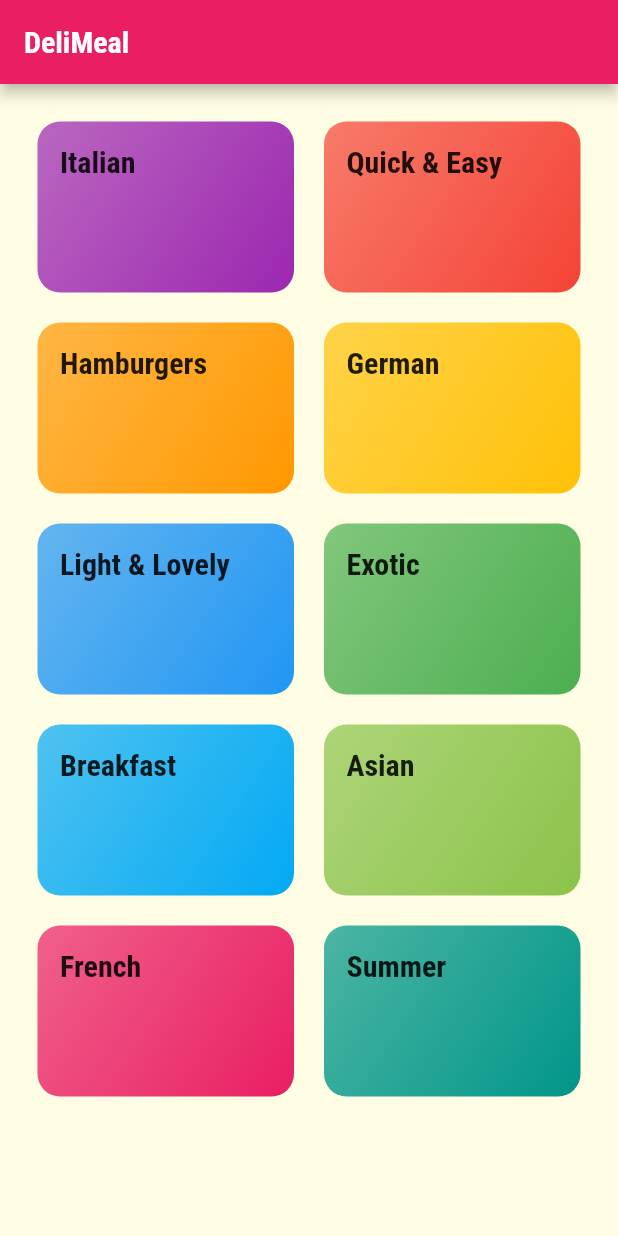
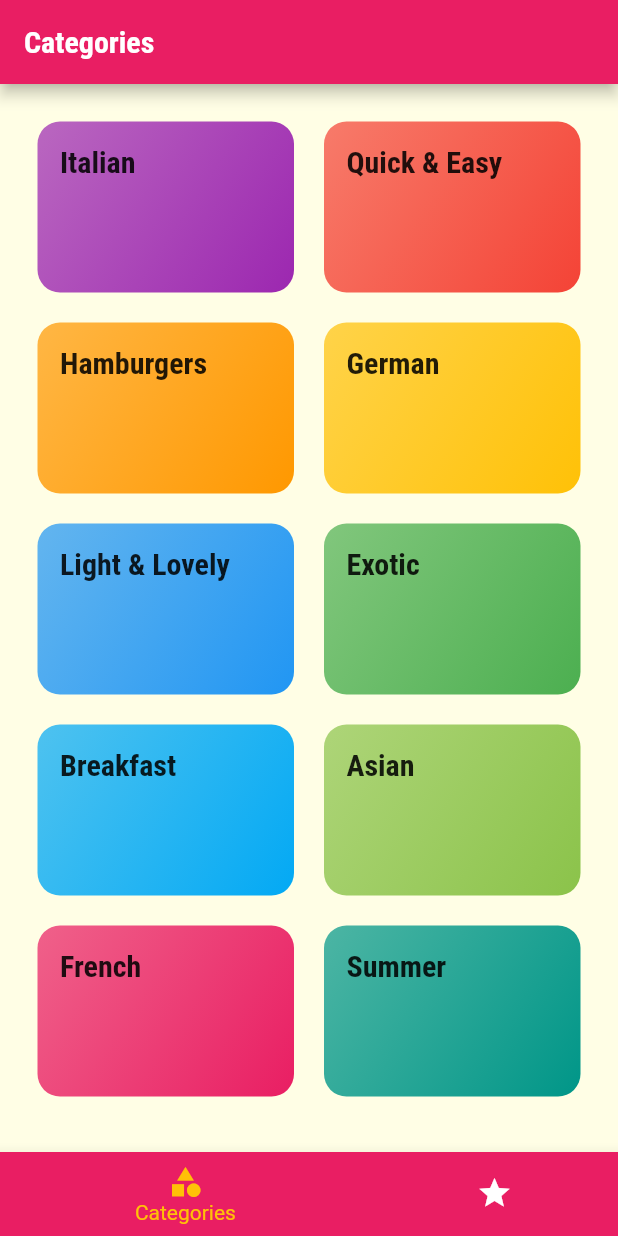
Before and after one commit to prasannakumar2495/delimeals, a Flutter app: the screen it shows after launch, on a phone screen of 412 x 824 dp. Run offline on Flutter 3.47's test engine with Material 2 defaults, Android fonts, the phone set to English and light mode, and no system bars; Roboto replaces fonts that are missing (Railway).

Commit message:
added tabs.

```diff
--- a/lib/main.dart
+++ b/lib/main.dart
@@ -1,3 +1,5 @@
+import 'package:delimeals/screens/meals_details.dart';
+import 'package:delimeals/screens/tabs_screen.dart';
 import 'package:flutter/material.dart';
 
 import 'screens/categories_screen.dart';
@@ -39,9 +41,26 @@ class MyApp extends StatelessWidget {
        * '/' => this is default value.
        */
       routes: {
-        '/': (context) => const CategoriesScreen(),
+        '/': (context) => const TabScreen(),
         CategoryMealsScreen.rounteName: ((context) => CategoryMealsScreen()),
+        MealDetailsScreen.routeName: (context) => const MealDetailsScreen(),
       },
+      onGenerateRoute: ((settings) {
+        /**
+         * this will be used, when no named route has been metioned and the navigation will be made to the
+         * screen mentioned below.
+         */
+        return MaterialPageRoute(
+          builder: ((context) => const CategoriesScreen()),
+        );
+      }),
+      onUnknownRoute: ((settings) {
+        /**
+         * this will be triggered, to avoid the application from crashing.
+         */
+        return MaterialPageRoute(
+            builder: (context) => const CategoriesScreen());
+      }),
     );
   }
 }
--- a/lib/screens/categories_screen.dart
+++ b/lib/screens/categories_screen.dart
@@ -8,11 +8,7 @@ class CategoriesScreen extends StatelessWidget {
 
   @override
   Widget build(BuildContext context) {
-    return Scaffold(
-      appBar: AppBar(
-        title: const Text("DeliMeal"),
-      ),
-      body: GridView(
+    return GridView(
       padding: const EdgeInsets.all(25),
       gridDelegate: const SliverGridDelegateWithMaxCrossAxisExtent(
         maxCrossAxisExtent: 200,
@@ -29,7 +25,6 @@ class CategoriesScreen extends StatelessWidget {
             ),
           )
           .toList(),
-      ),
     );
   }
 }
--- a/lib/screens/category_meals_screen.dart
+++ b/lib/screens/category_meals_screen.dart
@@ -29,6 +29,7 @@ class CategoryMealsScreen extends StatelessWidget {
       body: ListView.builder(
         itemBuilder: ((context, index) {
           return MealItem(
+            id: categoryMeals[index].id,
             title: categoryMeals[index].title,
             imageUrl: categoryMeals[index].imageUrl,
             duration: categoryMeals[index].duration,
--- /dev/null
+++ b/lib/screens/tabs_screen.dart
@@ -0,0 +1,97 @@
+import 'dart:io';
+
+import 'package:delimeals/screens/categories_screen.dart';
+import 'package:flutter/material.dart';
+
+import 'favourites_screen.dart';
+
+class TabScreen extends StatefulWidget {
+  const TabScreen({Key? key}) : super(key: key);
+
+  @override
+  State<TabScreen> createState() => _TabScreenState();
+}
+
+class _TabScreenState extends State<TabScreen> {
+  final List<Map<String, Object>> _pages = [
+    {
+      'page': const CategoriesScreen(),
+      'title': 'Categories',
+    },
+    {
+      'page': const FavouritesScreen(),
+      'title': 'Favourites',
+    },
+  ];
+
+  int _selectedPageIndex = 0;
+
+  void _selectPage(int index) {
+    setState(() {
+      _selectedPageIndex = index;
+    });
+  }
+
+  @override
+  Widget build(BuildContext context) {
+    return Platform.isIOS ? isIOS() : isAndroid();
+  }
+
+  Scaffold isAndroid() {
+    return Scaffold(
+      appBar: AppBar(
+        title: Text(_pages[_selectedPageIndex]['title'].toString()),
+      ),
+      body: _pages[_selectedPageIndex]['page'] as Widget,
+      bottomNavigationBar: BottomNavigationBar(
+        onTap: _selectPage,
+        type: BottomNavigationBarType.shifting,
+        unselectedItemColor: Colors.white,
+        selectedItemColor: Theme.of(context).colorScheme.secondary,
+        currentIndex: _selectedPageIndex,
+        backgroundColor: Theme.of(context).primaryColor,
+        items: [
+          BottomNavigationBarItem(
+            backgroundColor: Theme.of(context).colorScheme.primary,
+            icon: const Icon(Icons.category),
+            label: 'Categories',
+          ),
+          BottomNavigationBarItem(
+            backgroundColor: Theme.of(context).colorScheme.primary,
+            icon: const Icon(Icons.star),
+            label: 'Favourites',
+          ),
+        ],
+      ),
+    );
+  }
+
+  DefaultTabController isIOS() {
+    return DefaultTabController(
+      length: 2,
+      child: Scaffold(
+        appBar: AppBar(
+          title: const Text('Meals'),
+          bottom: const TabBar(
+            tabs: <Widget>[
+              Tab(
+                icon: Icon(Icons.category),
+                text: 'Categories',
+              ),
+              Tab(
+                icon: Icon(Icons.category),
+                text: 'Favourites',
+              ),
+            ],
+          ),
+        ),
+        body: const TabBarView(
+          children: <Widget>[
+            CategoriesScreen(),
+            FavouritesScreen(),
+          ],
+        ),
+      ),
+    );
+  }
+}
```
Also changed, not shown: lib/screens/favourites_screen.dart (added, +14 -0 lines), lib/screens/meals_details.dart (+125 -0 lines), lib/widgets/meal_item.dart (+11 -2 lines). Lines whose indentation alone changed are shown as unchanged.
